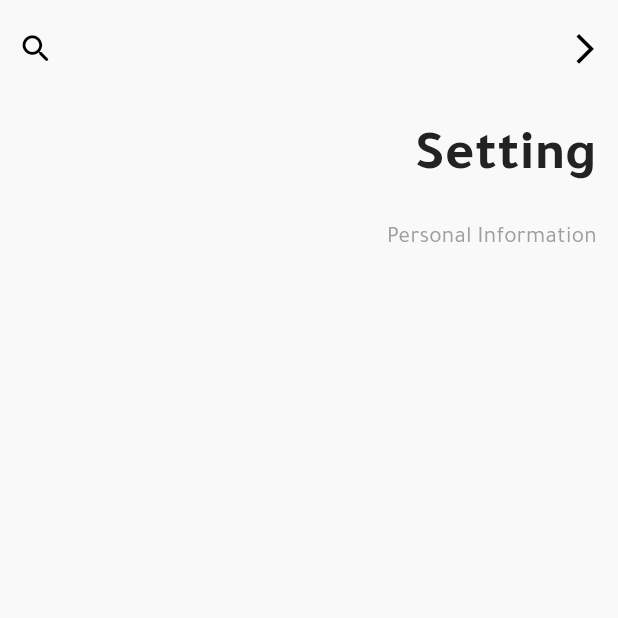
After one commit to ideasandconceptsit/khayat_team1, a Flutter app: the screen it shows after launch, after a tap on "Settings", on a phone screen of 412 x 824 dp, the top half of it. The commit adds this screen. Run offline on Flutter 3.47's test engine with Material 3 defaults, Android fonts, the phone set to English and light mode, and no system bars; our stand-ins replace cached_network_image, dio, flutter_screenutil, flutter_svg, get, get_storage and 1 more; missing offline and left inert: awesome_dio_interceptor.

Commit message:
Add settings view and navigation to profile options and add appbar

```diff
--- /dev/null
+++ b/lib/features/profile/view/setting_view.dart
@@ -0,0 +1,36 @@
+import 'package:flutter/material.dart';
+import 'package:flutter_screenutil/flutter_screenutil.dart';
+import 'package:team1_khayat/core/app_colors.dart';
+import 'package:team1_khayat/core/app_styles.dart';
+import 'package:team1_khayat/features/profile/view/widget/header_view_widget.dart';
+import 'package:team1_khayat/shared/custom_app_bar/custom_app_bar.dart';
+
+class SettingView extends StatelessWidget {
+  const SettingView({super.key});
+
+  @override
+  Widget build(BuildContext context) {
+    return  Scaffold(
+      appBar: const CustomAppBar(
+        actionIcon:Icons.search_rounded ,
+        arrowBackVisibility: true,
+      ),
+      body: Padding(
+        padding: const EdgeInsets.all(14.0),
+        child: CustomScrollView(
+          slivers: [
+             SliverToBoxAdapter(child: HeaderSection(text: 'Setting')),
+                    SliverToBoxAdapter(
+                    child: SizedBox(height: 15.h),
+                  ),
+                   SliverToBoxAdapter(
+              child: Text('Personal Information',
+                  style: AppTextStyles.tajawaltextStyle14
+                      .copyWith(color: AppColors.grey)),
+            ),
+          ],
+        ),
+      ),
+    );
+  }
+}
--- a/lib/features/profile/view/widget/sliver_list_profile_option.dart
+++ b/lib/features/profile/view/widget/sliver_list_profile_option.dart
@@ -22,7 +22,12 @@ class SliverListProfileOption extends StatelessWidget {
       ProfileOption(title: 'Payment methods', subtitle: 'Visa **34'),
       ProfileOption(title: 'Promocodes', subtitle: 'You have special promocodes'),
       ProfileOption(title: 'My reviews', subtitle: 'Reviews for 4 items'),
-      ProfileOption(title: 'Settings', subtitle: 'Notifications, password'),
+      ProfileOption(title: 'Settings', subtitle: 'Notifications, password',
+       onTap: () {
+          NavigationService.to( Routes.settingView , arguments: null);
+
+        }
+      ),
     ],
   );
   }
--- a/lib/state_managment/app_pages.dart
+++ b/lib/state_managment/app_pages.dart
@@ -7,6 +7,7 @@ import 'package:team1_khayat/features/layout/view/buttom_nav_bar.dart';
 import 'package:team1_khayat/features/profile/view/details_view.dart';
 import 'package:team1_khayat/features/profile/view/my_order_view.dart';
 import 'package:team1_khayat/features/profile/view/profile_view.dart';
+import 'package:team1_khayat/features/profile/view/setting_view.dart';
 import 'package:team1_khayat/state_managment/app_routers.dart';
 import '../features/authintication/view/login_pages/login_page.dart';
 import '../features/homepage/view/homepage.dart';
@@ -53,5 +54,9 @@ class AppPages {
       name: Routes.detailsView,
       page: () =>  const DetailsView(),
     ),
+     GetPage(
+      name: Routes.settingView,
+      page: () =>  const SettingView(),
+    ),
   ];
 }
--- a/lib/state_managment/app_routers.dart
+++ b/lib/state_managment/app_routers.dart
@@ -10,4 +10,6 @@ class Routes {
   static const  profileView= '/ProfileView';
   static const  myOrderView= '/MyOrderView';
   static const detailsView='/DetailsView';
+    static const settingView='/SettingView';
+
 }
```
Also changed, not shown: lib/features/profile/view/profile_view.dart (line endings or trailing spaces).
